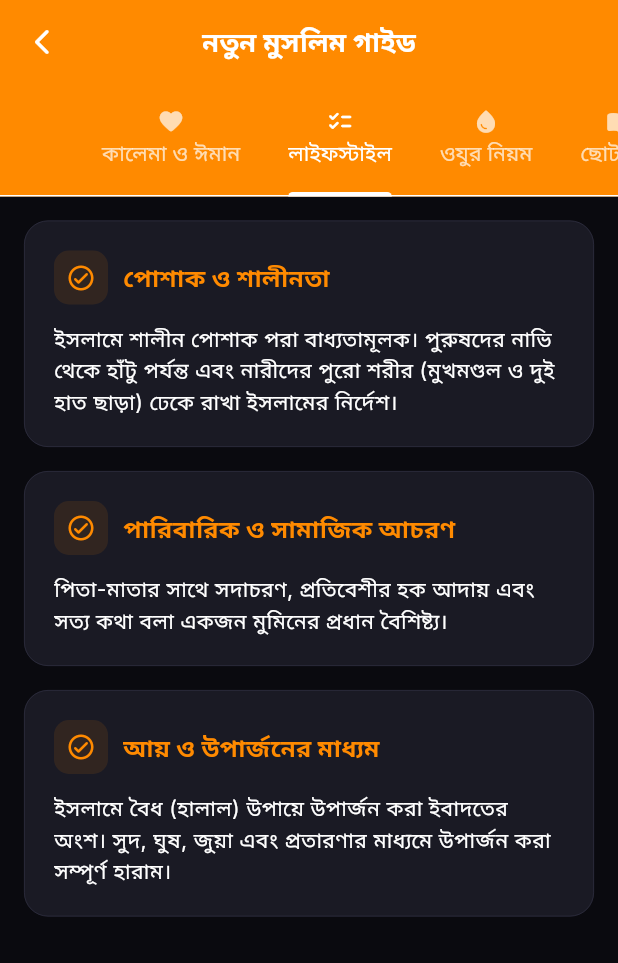
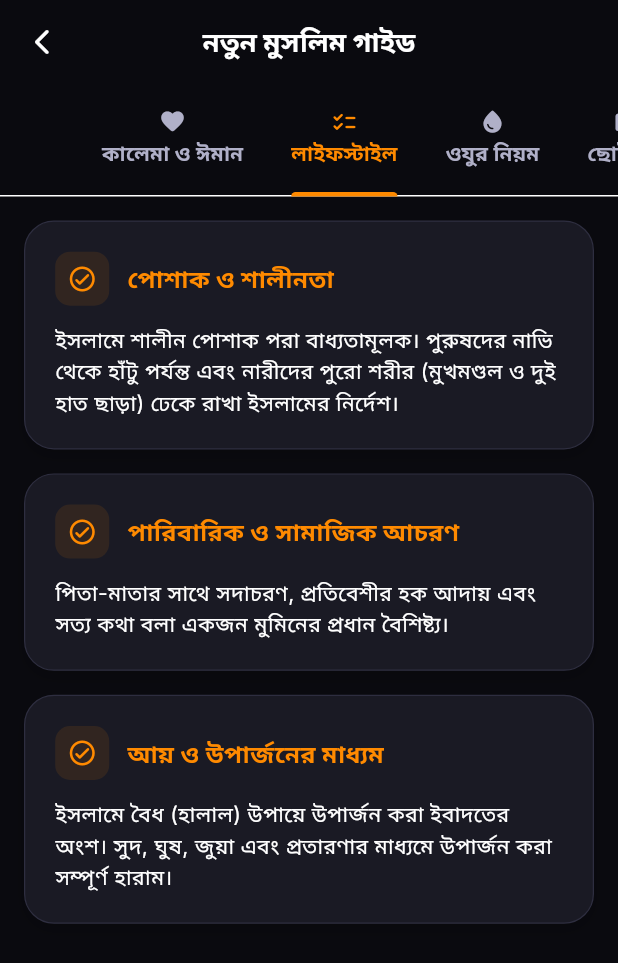
Before and after one commit to Souravsanyal1/Quran-App, a Flutter app: the NewMuslimGuideView screen opened by its route, tab 2 chosen, on a phone screen of 412 x 824 dp. Shown: the top 963 px of the screen. Run offline on Flutter 3.47's test engine with Material 3 defaults, Android fonts, the phone set to English and light mode, and no system bars; our stand-ins replace adhan, badges, cached_network_image, cloud_firestore, dio, firebase_auth and 30 more; missing offline and left inert: flutter_qiblah; accounts and stored records are empty; network calls fail.

Commit message:
feat: redesign NewMuslimGuideView UI and fix withOpacity deprecation warnings

```diff
--- a/lib/modules/new_muslim_guide/new_muslim_guide_view.dart
+++ b/lib/modules/new_muslim_guide/new_muslim_guide_view.dart
@@ -13,6 +13,7 @@ class NewMuslimGuideView extends GetView<NewMuslimGuideController> {
   Widget build(BuildContext context) {
     final settings = Get.find<SettingsController>();
     final isBn = settings.isBangla;
+    final isDark = settings.isDark;
 
     return DefaultTabController(
       length: 5,
@@ -21,17 +22,28 @@ class NewMuslimGuideView extends GetView<NewMuslimGuideController> {
         body: NestedScrollView(
           headerSliverBuilder: (context, _) => [
             SliverAppBar(
-              leading: const AppBackButton(),
-              title: Text(isBn ? 'নতুন মুসলিম গাইড' : 'New Muslim Guide'),
+              backgroundColor: isDark ? AppColors.bgDark : AppColors.surfaceLight,
+              leading: AppBackButton(color: isDark ? AppColors.textWhite : AppColors.textDark),
+              title: Text(
+                isBn ? 'নতুন মুসলিম গাইড' : 'New Muslim Guide',
+                style: TextStyle(
+                  fontWeight: FontWeight.bold,
+                  color: isDark ? AppColors.textWhite : AppColors.textDark,
+                ),
+              ),
               pinned: true,
               floating: true,
               forceElevated: true,
+              elevation: 0.5,
+              shadowColor: isDark ? AppColors.borderDark : AppColors.borderLight,
               bottom: TabBar(
                 isScrollable: true,
-                indicatorColor: Colors.white,
+                indicatorColor: AppColors.primary,
                 indicatorWeight: 3,
-                labelColor: Colors.white,
-                unselectedLabelColor: Colors.white70,
+                labelColor: AppColors.primary,
+                unselectedLabelColor: isDark ? AppColors.textGrey : AppColors.textMuted,
+                labelStyle: const TextStyle(fontWeight: FontWeight.bold, fontSize: 13.5),
+                unselectedLabelStyle: const TextStyle(fontWeight: FontWeight.w600, fontSize: 13.5),
                 tabs: [
                   Tab(icon: const Icon(Icons.favorite_rounded, size: 18), text: isBn ? 'কালেমা ও ঈমান' : 'Shahada & Iman'),
                   Tab(icon: const Icon(Icons.checklist_rounded, size: 18), text: isBn ? 'লাইফস্টাইল' : 'Lifestyle'),
@@ -44,7 +56,7 @@ class NewMuslimGuideView extends GetView<NewMuslimGuideController> {
           ],
           body: Obx(() {
             if (controller.isLoading.value) {
-              return  ShimmerList(itemCount: 5, height: 120);
+              return ShimmerList(itemCount: 5, height: 120);
             }
             return TabBarView(
               children: [
@@ -65,22 +77,60 @@ class NewMuslimGuideView extends GetView<NewMuslimGuideController> {
   Widget _welcomeHeader(SettingsController settings, String titleEn, String titleBn, String subEn, String subBn) {
     final isBn = settings.isBangla;
     return Container(
-      margin: const EdgeInsets.only(bottom: 16),
-      padding: const EdgeInsets.all(18),
+      margin: const EdgeInsets.only(bottom: 20),
+      padding: const EdgeInsets.all(22),
       decoration: BoxDecoration(
         gradient: LinearGradient(
-          colors: [AppColors.primary, AppColors.primary.withOpacity(0.75)],
+          colors: [
+            AppColors.primary,
+            AppColors.primary.withValues(alpha: 0.8),
+          ],
           begin: Alignment.topLeft,
           end: Alignment.bottomRight,
         ),
-        borderRadius: BorderRadius.circular(18),
+        borderRadius: BorderRadius.circular(20),
+        boxShadow: [
+          BoxShadow(
+            color: AppColors.primary.withValues(alpha: 0.25),
+            blurRadius: 12,
+            offset: const Offset(0, 6),
+          ),
+        ],
       ),
-      child: Column(
-        crossAxisAlignment: CrossAxisAlignment.start,
+      child: Stack(
         children: [
-          Text(isBn ? titleBn : titleEn, style: const TextStyle(color: Colors.white, fontSize: 18, fontWeight: FontWeight.bold)),
-          const SizedBox(height: 6),
-          Text(isBn ? subBn : subEn, style: const TextStyle(color: Colors.white, fontSize: 13, height: 1.4)),
+          Positioned(
+            right: -20,
+            bottom: -20,
+            child: Icon(
+              Icons.auto_awesome_outlined,
+              size: 80,
+              color: Colors.white.withValues(alpha: 0.12),
+            ),
+          ),
+          Column(
+            crossAxisAlignment: CrossAxisAlignment.start,
+            children: [
+              Text(
+                isBn ? titleBn : titleEn,
+                style: const TextStyle(
+                  color: Colors.white,
+                  fontSize: 20,
+                  fontWeight: FontWeight.bold,
+                  letterSpacing: 0.5,
+                ),
+              ),
+              const SizedBox(height: 8),
+              Text(
+                isBn ? subBn : subEn,
+                style: TextStyle(
+                  color: Colors.white.withValues(alpha: 0.9),
+                  fontSize: 13,
+                  height: 1.4,
+                ),
+              ),
+            ],
+          ),
         ],
       ),
     );
@@ -103,41 +153,63 @@ class NewMuslimGuideView extends GetView<NewMuslimGuideController> {
             'আসসালামু আলাইকুম! আল্লাহ আপনাকে সবচেয়ে বড় নিয়ামত দিয়েছেন। এই গাইড আপনাকে একজন মুসলিম হিসেবে প্রথম পদক্ষেপগুলোতে সাহায্য করবে, ইনশাআল্লাহ।',
           ),
           ...controller.essentialBeliefs.map((belief) {
-            return Card(
+            return Container(
               margin: const EdgeInsets.only(bottom: 16),
-              elevation: 0,
-              shape: RoundedRectangleBorder(
-                borderRadius: BorderRadius.circular(16),
-                side: BorderSide(color: isDark ? AppColors.borderDark : AppColors.borderLight, width: 0.5),
+              decoration: BoxDecoration(
+                color: isDark ? AppColors.surfaceDark : AppColors.surfaceLight,
+                borderRadius: BorderRadius.circular(20),
+                border: Border.all(
+                  color: isDark ? AppColors.borderDark : AppColors.borderLight,
+                  width: 0.8,
+                ),
+                boxShadow: [
+                  BoxShadow(
+                    color: (isDark ? Colors.black : Colors.orange.withValues(alpha: 0.05))
+                        .withValues(alpha: isDark ? 0.15 : 0.04),
+                    blurRadius: 8,
+                    offset: const Offset(0, 4),
+                  ),
+                ],
               ),
-              color: isDark ? AppColors.surfaceDark : AppColors.surfaceLight,
               child: Padding(
-                padding: const EdgeInsets.all(20.0),
+                padding: const EdgeInsets.all(22.0),
                 child: Column(
                   crossAxisAlignment: CrossAxisAlignment.center,
                   children: [
                     Text(
                       isBn ? belief['titleBn']! : belief['titleEn']!,
-                      style: const TextStyle(color: AppColors.primary, fontWeight: FontWeight.bold, fontSize: 16),
+                      style: const TextStyle(color: AppColors.primary, fontWeight: FontWeight.bold, fontSize: 16.5, letterSpacing: 0.2),
                     ),
                     if (belief.containsKey('arabic')) ...[
                       const SizedBox(height: 16),
                       Text(
                         belief['arabic']!,
                         textAlign: TextAlign.center,
-                        style: TextStyle(fontFamily: 'Uthmanic', fontSize: settings.arabicFontSize.value, color: AppColors.primary, height: 1.8),
+                        style: TextStyle(
+                          fontFamily: 'Uthmanic',
+                          fontSize: settings.arabicFontSize.value,
+                          color: AppColors.primary,
+                          height: 1.8,
+                          shadows: [
+                            Shadow(
+                              color: AppColors.primary.withValues(alpha: 0.15),
+                              blurRadius: 6,
+                              offset: const Offset(0, 2),
+                            ),
+                          ],
+                        ),
                       ),
                       const SizedBox(height: 12),
                       Text(
                         isBn ? 'উচ্চারণ: ${belief['translitBn']}' : 'Transliteration: ${belief['translitEn'] ?? belief['translitBn']}',
-                        style: const TextStyle(fontSize: 13, fontStyle: FontStyle.italic, color: AppColors.textGrey),
+                        style: const TextStyle(fontSize: 12.5, fontStyle: FontStyle.italic, color: AppColors.textGrey),
                         textAlign: TextAlign.center,
                       ),
                     ],
-                    const SizedBox(height: 12),
+                    const SizedBox(height: 14),
                     Text(
                       isBn ? belief['meaningBn'] ?? belief['descBn']! : (belief['descEn'] ?? belief['meaningEn'] ?? belief['titleEn']!),
-                      style: TextStyle(fontSize: 14, color: isDark ? AppColors.textWhite : AppColors.textDark, height: 1.4),
+                      style: TextStyle(fontSize: 14, color: isDark ? AppColors.textWhite : AppColors.textDark, height: 1.5),
                       textAlign: belief.containsKey('arabic') ? TextAlign.center : TextAlign.left,
                     ),
                   ],
@@ -145,10 +217,17 @@ class NewMuslimGuideView extends GetView<NewMuslimGuideController> {
               ),
             );
           }),
-          const SizedBox(height: 8),
+          const SizedBox(height: 12),
           Row(
             children: [
-              Container(width: 4, height: 20, color: AppColors.primary),
+              Container(
+                width: 3.5,
+                height: 18,
+                decoration: BoxDecoration(
+                  color: AppColors.primary,
+                  borderRadius: BorderRadius.circular(2),
+                ),
+              ),
               const SizedBox(width: 8),
               Text(
                 isBn ? 'ইসলামের ৫টি মূল স্তম্ভ' : 'The 5 Pillars of Islam',
@@ -156,7 +235,7 @@ class NewMuslimGuideView extends GetView<NewMuslimGuideController> {
               ),
             ],
           ),
-          const SizedBox(height: 12),
+          const SizedBox(height: 16),
           _buildPillarItem(settings, '1', Icons.record_voice_over_rounded, isBn ? 'শাহাদাহ (ঈমান)' : 'Shahadah (Faith)', isBn ? 'আল্লাহর একত্ববাদ ও রাসূলের উপর বিশ্বাস স্থাপন।' : 'Belief in oneness of Allah and His messenger.'),
           _buildPillarItem(settings, '2', Icons.mosque_rounded, isBn ? 'সালাত (নামাজ)' : 'Salah (Prayer)', isBn ? 'প্রতিদিন ৫ ওয়াক্ত নামাজ আদায় করা।' : 'Performing the five daily prayers.'),
           _buildPillarItem(settings, '3', Icons.volunteer_activism_rounded, isBn ? 'যাকাত (দান)' : 'Zakat (Almsgiving)', isBn ? 'সম্পদশালীদের জন্য প্রতি বছর নির্দিষ্ট অংশ দান।' : 'Giving portion of wealth to needy annually.'),
@@ -180,14 +259,24 @@ class NewMuslimGuideView extends GetView<NewMuslimGuideController> {
       itemCount: controller.dailyLifestyle.length,
       itemBuilder: (context, index) {
         final item = controller.dailyLifestyle[index];
-        return Card(
+        return Container(
           margin: const EdgeInsets.only(bottom: 16),
-          elevation: 0,
-          shape: RoundedRectangleBorder(
-            borderRadius: BorderRadius.circular(16),
-            side: BorderSide(color: isDark ? AppColors.borderDark : AppColors.borderLight, width: 0.5),
+          decoration: BoxDecoration(
+            color: isDark ? AppColors.surfaceDark : AppColors.surfaceLight,
+            borderRadius: BorderRadius.circular(20),
+            border: Border.all(
+              color: isDark ? AppColors.borderDark : AppColors.borderLight,
+              width: 0.8,
+            ),
+            boxShadow: [
+              BoxShadow(
+                color: (isDark ? Colors.black : Colors.orange.withValues(alpha: 0.05))
+                    .withValues(alpha: isDark ? 0.15 : 0.04),
+                blurRadius: 8,
+                offset: const Offset(0, 4),
+              ),
+            ],
           ),
-          color: isDark ? AppColors.surfaceDark : AppColors.surfaceLight,
           child: Padding(
             padding: const EdgeInsets.all(20.0),
             child: Column(
@@ -197,10 +286,13 @@ class NewMuslimGuideView extends GetView<NewMuslimGuideController> {
                   children: [
                     Container(
                       padding: const EdgeInsets.all(8),
-                      decoration: BoxDecoration(color: AppColors.primary.withOpacity(0.1), borderRadius: BorderRadius.circular(10)),
+                      decoration: BoxDecoration(
+                        color: AppColors.primary.withValues(alpha: 0.1),
+                        borderRadius: BorderRadius.circular(10),
+                      ),
                       child: const Icon(Icons.check_circle_outline_rounded, color: AppColors.primary, size: 20),
                     ),
-                    const SizedBox(width: 10),
+                    const SizedBox(width: 12),
                     Expanded(
                       child: Text(
                         isBn ? item['titleBn']! : item['titleEn']!,
@@ -222,7 +314,6 @@ class NewMuslimGuideView extends GetView<NewMuslimGuideController> {
     );
   }
 
-
   Widget _buildShortSurahs(BuildContext context, SettingsController settings) {
     final isDark = settings.isDark;
     final isBn = settings.isBangla;
@@ -232,26 +323,68 @@ class NewMuslimGuideView extends GetView<NewMuslimGuideController> {
       itemCount: controller.shortSurahs.length,
       itemBuilder: (context, index) {
         final surah = controller.shortSurahs[index];
-        return Card(
+        return Container(
           margin: const EdgeInsets.only(bottom: 16),
-          elevation: 0,
-          shape: RoundedRectangleBorder(
-            borderRadius: BorderRadius.circular(16),
-            side: BorderSide(color: isDark ? AppColors.borderDark : AppColors.borderLight, width: 0.5),
+          decoration: BoxDecoration(
+            color: isDark ? AppColors.surfaceDark : AppColors.surfaceLight,
+            borderRadius: BorderRadius.circular(20),
+            border: Border.all(
+              color: isDark ? AppColors.borderDark : AppColors.borderLight,
+              width: 0.8,
+            ),
+            boxShadow: [
+              BoxShadow(
+                color: (isDark ? Colors.black : Colors.orange.withValues(alpha: 0.05))
+                    .withValues(alpha: isDark ? 0.15 : 0.04),
+                blurRadius: 8,
+                offset: const Offset(0, 4),
+              ),
+            ],
           ),
-          color: isDark ? AppColors.surfaceDark : AppColors.surfaceLight,
           child: Padding(
-            padding: const EdgeInsets.all(16.0),
+            padding: const EdgeInsets.all(20.0),
             child: Column(
               crossAxisAlignment: CrossAxisAlignment.stretch,
               children: [
-                Text(isBn ? surah['nameBn']! : (surah['nameEn'] ?? 'Surah'), style: const TextStyle(color: AppColors.primary, fontWeight: FontWeight.bold, fontSize: 16), textAlign: TextAlign.center),
+                Text(
+                  isBn ? surah['nameBn']! : (surah['nameEn'] ?? 'Surah'),
+                  style: const TextStyle(color: AppColors.primary, fontWeight: FontWeight.bold, fontSize: 17),
+                  textAlign: TextAlign.center,
+                ),
                 const SizedBox(height: 16),
-                Text(surah['arabic']!, textAlign: TextAlign.center, style: TextStyle(fontFamily: 'Uthmanic', fontSize: settings.arabicFontSize.value, color: AppColors.primary, height: 1.8)),
+                Text(
+                  surah['arabic']!,
+                  textAlign: TextAlign.center,
+                  style: TextStyle(
+                    fontFamily: 'Uthmanic',
+                    fontSize: settings.arabicFontSize.value,
+                    color: AppColors.primary,
+                    height: 1.8,
+                    shadows: [
+                      Shadow(
+                        color: AppColors.primary.withValues(alpha: 0.15),
+                        blurRadius: 6,
+                        offset: const Offset(0, 2),
+                      ),
+                    ],
+                  ),
+                ),
                 const SizedBox(height: 12),
-                Text(isBn ? 'উচ্চারণ: ${surah['translit']}' : 'Transliteration: ${surah['translit']}', style: const TextStyle(fontSize: 12, fontStyle: FontStyle.italic, color: AppColors.textGrey), textAlign: TextAlign.center),
-                const SizedBox(height: 8),
-                Text(isBn ? 'অর্থ: ${surah['meaning']}' : 'Meaning: ${surah['meaning']}', style: const TextStyle(fontSize: 13, height: 1.4), textAlign: TextAlign.center),
+                Text(
+                  isBn ? 'উচ্চারণ: ${surah['translit']}' : 'Transliteration: ${surah['translit']}',
+                  style: const TextStyle(fontSize: 12.5, fontStyle: FontStyle.italic, color: AppColors.textGrey),
+                  textAlign: TextAlign.center,
+                ),
+                const SizedBox(height: 10),
+                Text(
+                  isBn ? 'অর্থ: ${surah['meaning']}' : 'Meaning: ${surah['meaning']}',
+                  style: TextStyle(
+                    fontSize: 13.5,
+                    height: 1.45,
+                    color: isDark ? AppColors.textWhite : AppColors.textDark,
+                  ),
+                  textAlign: TextAlign.center,
+                ),
               ],
             ),
           ),
@@ -282,36 +415,51 @@ class NewMuslimGuideView extends GetView<NewMuslimGuideController> {
           else
             ...controller.halalHaramItems.map((item) {
               final bool isHalal = item['type'] == 'halal';
-              return Card(
+              final accentColor = isHalal ? Colors.green : Colors.red;
+              return Container(
                 margin: const EdgeInsets.only(bottom: 14),
-                elevation: 0,
-                shape: RoundedRectangleBorder(
-                  borderRadius: BorderRadius.circular(14),
-                  side: BorderSide(color: isHalal ? Colors.green.withOpacity(0.4) : Colors.red.withOpacity(0.4), width: 1),
+                decoration: BoxDecoration(
+                  color: isDark ? AppColors.surfaceDark : AppColors.surfaceLight,
+                  borderRadius: BorderRadius.circular(16),
+                  border: Border.all(
+                    color: accentColor.withValues(alpha: 0.35),
+                    width: 1,
+                  ),
+                  boxShadow: [
+                    BoxShadow(
+                      color: accentColor.withValues(alpha: 0.04),
+                      blurRadius: 8,
+                      offset: const Offset(0, 2),
+                    ),
+                  ],
                 ),
-                color: isDark ? AppColors.surfaceDark : AppColors.surfaceLight,
                 child: Padding(
-                  padding: const EdgeInsets.all(16.0),
+                  padding: const EdgeInsets.all(18.0),
                   child: Row(
                     crossAxisAlignment: CrossAxisAlignment.start,
                     children: [
                       Icon(
                         isHalal ? Icons.check_circle_rounded : Icons.cancel_rounded,
-                        color: isHalal ? Colors.green : Colors.red,
+                        color: accentColor,
+                        size: 22,
                       ),
-                      const SizedBox(width: 12),
+                      const SizedBox(width: 14),
                       Expanded(
                         child: Column(
                           crossAxisAlignment: CrossAxisAlignment.start,
                           children: [
                             Text(
                               isBn ? item['titleBn']! : item['titleEn']!,
-                              style: TextStyle(fontWeight: FontWeight.bold, fontSize: 15, color: isHalal ? Colors.green[700] : Colors.red[700]),
+                              style: TextStyle(
+                                fontWeight: FontWeight.bold,
+                                fontSize: 15,
+                                color: isDark ? (isHalal ? Colors.green[300] : Colors.red[300]) : (isHalal ? Colors.green[800] : Colors.red[800]),
+                              ),
                             ),
                             const SizedBox(height: 6),
                             Text(
                               isBn ? item['descBn']! : item['descEn']!,
-                              style: TextStyle(fontSize: 13, height: 1.4, color: isDark ? AppColors.textWhite : AppColors.textDark),
+                              style: TextStyle(fontSize: 13, height: 1.45, color: isDark ? AppColors.textWhite : AppColors.textDark),
                             ),
                           ],
                         ),
@@ -326,25 +474,39 @@ class NewMuslimGuideView extends GetView<NewMuslimGuideController> {
     );
   }
 
-
   Widget _buildPillarItem(SettingsController settings, String num, IconData icon, String title, String desc) {
     final isDark = settings.isDark;
     return Container(
-      margin: const EdgeInsets.only(bottom: 10),
+      margin: const EdgeInsets.only(bottom: 12),
       decoration: BoxDecoration(
         color: isDark ? AppColors.surfaceDark : AppColors.surfaceLight,
-        borderRadius: BorderRadius.circular(14),
-        border: Border.all(color: isDark ? AppColors.borderDark : AppColors.borderLight, width: 0.5),
+        borderRadius: BorderRadius.circular(16),
+        border: Border.all(color: isDark ? AppColors.borderDark : AppColors.borderLight, width: 0.8),
+        boxShadow: [
+          BoxShadow(
+            color: (isDark ? Colors.black : Colors.orange.withValues(alpha: 0.03))
+                .withValues(alpha: isDark ? 0.12 : 0.03),
+            blurRadius: 6,
+            offset: const Offset(0, 2),
+          ),
+        ],
       ),
       child: ListTile(
-        contentPadding: const EdgeInsets.symmetric(horizontal: 14, vertical: 6),
+        contentPadding: const EdgeInsets.symmetric(horizontal: 16, vertical: 8),
         leading: Container(
-          width: 40,
-          height: 40,
+          width: 42,
+          height: 42,
           alignment: Alignment.center,
           decoration: BoxDecoration(
-            color: AppColors.primary,
-            borderRadius: BorderRadius.circular(12),
+            gradient: AppColors.primaryGradient,
+            borderRadius: BorderRadius.circular(14),
+            boxShadow: [
+              BoxShadow(
+                color: AppColors.primary.withValues(alpha: 0.35),
+                blurRadius: 8,
+                offset: const Offset(0, 3),
+              ),
+            ],
           ),
           child: Icon(icon, color: Colors.white, size: 20),
         ),
@@ -353,11 +515,12 @@ class NewMuslimGuideView extends GetView<NewMuslimGuideController> {
           style: TextStyle(
             fontWeight: FontWeight.bold,
             color: isDark ? AppColors.textWhite : AppColors.textDark,
+            fontSize: 15,
           ),
         ),
         subtitle: Padding(
           padding: const EdgeInsets.only(top: 4),
-          child: Text(desc, style: const TextStyle(color: AppColors.textGrey, fontSize: 12, height: 1.3)),
+          child: Text(desc, style: const TextStyle(color: AppColors.textGrey, fontSize: 12, height: 1.35)),
         ),
       ),
     );
@@ -373,27 +536,34 @@ class NewMuslimGuideView extends GetView<NewMuslimGuideController> {
         final step = controller.wuduSteps[index];
         final isDark = settings.isDark;
 
-        return Card(
-          elevation: 0,
-          color: isDark ? AppColors.surfaceDark : AppColors.surfaceLight,
-          shape: RoundedRectangleBorder(
-            borderRadius: BorderRadius.circular(16),
-            side: BorderSide(
+        return Container(
+          decoration: BoxDecoration(
+            color: isDark ? AppColors.surfaceDark : AppColors.surfaceLight,
+            borderRadius: BorderRadius.circular(20),
+            border: Border.all(
               color: isDark ? AppColors.borderDark : AppColors.borderLight,
-              width: 0.5,
+              width: 0.8,
             ),
+            boxShadow: [
+              BoxShadow(
+                color: (isDark ? Colors.black : Colors.orange.withValues(alpha: 0.05))
+                    .withValues(alpha: isDark ? 0.15 : 0.04),
+                blurRadius: 8,
+                offset: const Offset(0, 4),
+              ),
+            ],
           ),
           child: Padding(
-            padding: const EdgeInsets.all(16.0),
+            padding: const EdgeInsets.all(18.0),
             child: Row(
               crossAxisAlignment: CrossAxisAlignment.start,
               children: [
                 Container(
-                  width: 36,
-                  height: 36,
+                  width: 38,
+                  height: 38,
                   alignment: Alignment.center,
                   decoration: BoxDecoration(
-                    color: AppColors.primary.withOpacity(0.1),
+                    color: AppColors.primary.withValues(alpha: 0.1),
                     shape: BoxShape.circle,
                     border: Border.all(color: AppColors.primary, width: 1.5),
                   ),
@@ -402,6 +572,7 @@ class NewMuslimGuideView extends GetView<NewMuslimGuideController> {
                     style: const TextStyle(
                       color: AppColors.primary,
                       fontWeight: FontWeight.bold,
+                      fontSize: 15,
                     ),
                   ),
                 ),
@@ -423,8 +594,8 @@ class NewMuslimGuideView extends GetView<NewMuslimGuideController> {
                         isBn ? step.descBn : step.descEn,
                         style: TextStyle(
                           fontSize: 13,
-                          color: isDark ? AppColors.textGrey : AppColors.textDark.withOpacity(0.7),
-                          height: 1.4,
+                          color: isDark ? AppColors.textGrey : AppColors.textDark.withValues(alpha: 0.75),
+                          height: 1.45,
                         ),
                       ),
                     ],
@@ -443,7 +614,7 @@ class NewMuslimGuideView extends GetView<NewMuslimGuideController> {
       padding: const EdgeInsets.symmetric(vertical: 60),
       child: Column(
         children: [
-          Icon(Icons.inbox_rounded, size: 48, color: AppColors.textGrey.withOpacity(0.5)),
+          Icon(Icons.inbox_rounded, size: 48, color: AppColors.textGrey.withValues(alpha: 0.4)),
           const SizedBox(height: 12),
           Text(message, style: const TextStyle(color: AppColors.textGrey)),
         ],
```
